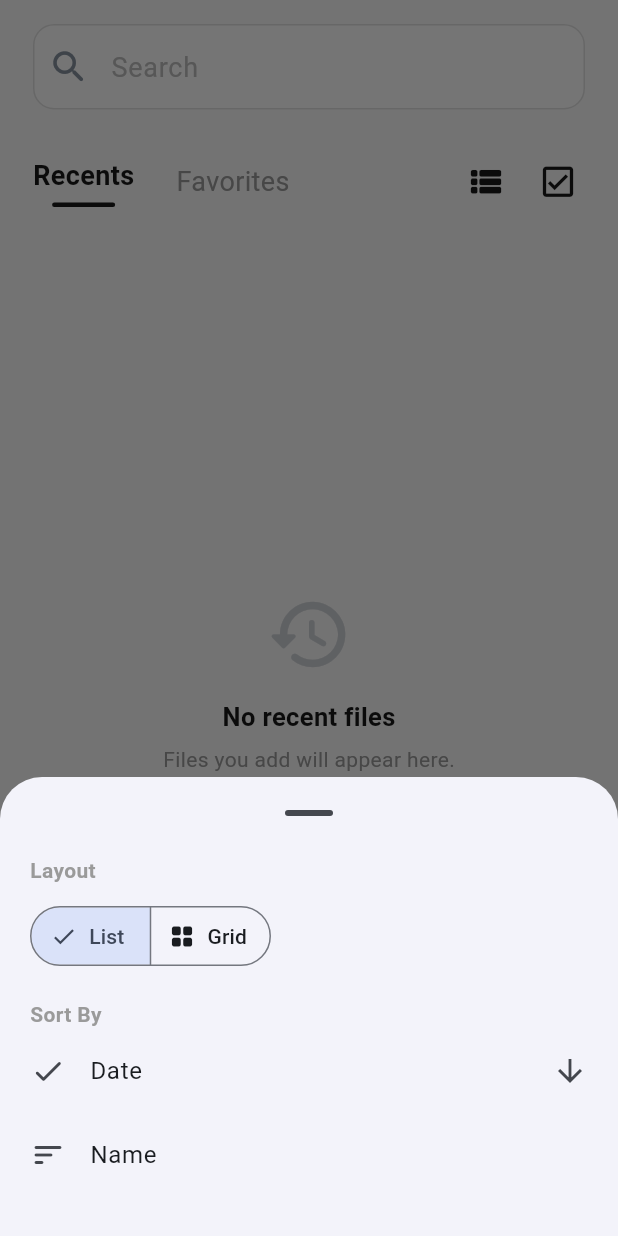
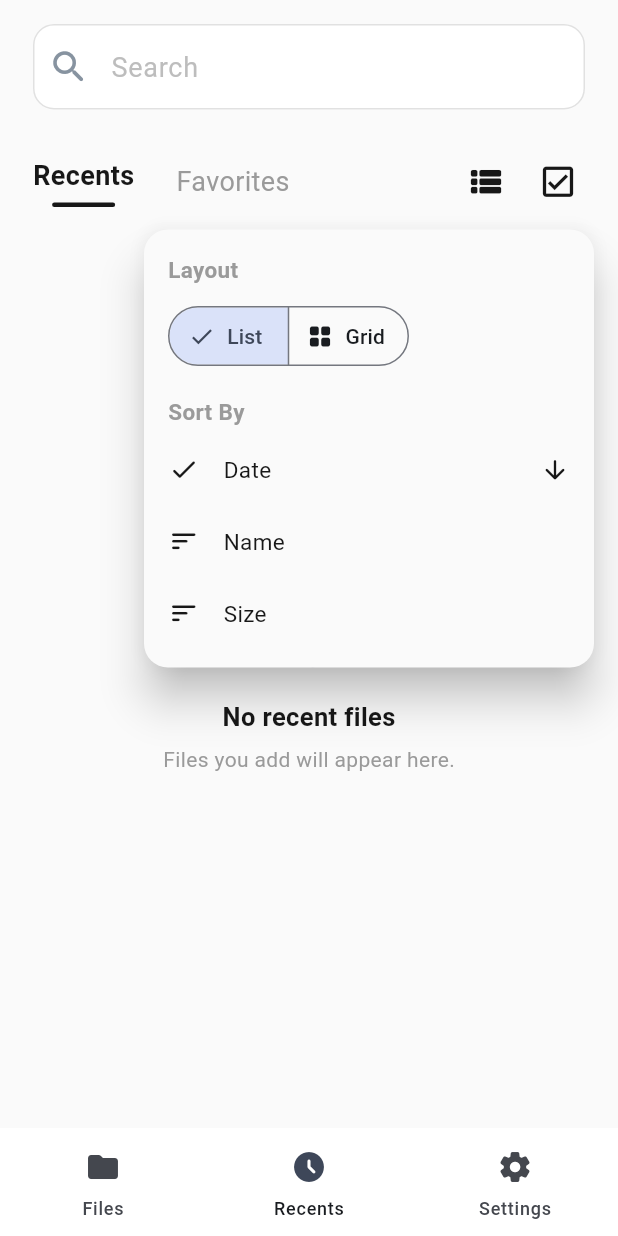
Before and after one commit to infoqadir56-droid/PDF_EDIT_APP_APK, a Flutter app: the screen it shows after launch, item 2 of the bottom bar chosen, after a tap on the "grid view" icon, after a tap on the "check box" icon, on a phone screen of 412 x 824 dp. Run offline on Flutter 3.47's test engine with Material 3 defaults, Android fonts, the phone set to English and light mode, and no system bars; our stand-ins replace file_picker, open_filex, printing, shared_preferences; missing offline and left inert: dart_pptx, excel, google_mlkit_text_recognition, pdfx.

Commit message:
Fix file pickers and sort popup

```diff
--- a/lib/views/library_page.dart
+++ b/lib/views/library_page.dart
@@ -16,9 +16,11 @@ class LibraryPage extends StatefulWidget {
 class _LibraryPageState extends State<LibraryPage> {
   int _tab = 0;
   bool _favorites = false, _grid = true, _ascending = false;
+  String _sortField = 'date';
   String? _kindFilter;
   String _query = '';
   final _search = TextEditingController();
+  final _sortButtonKey = GlobalKey();
   LibraryController get c => widget.controller;
   @override
   void initState() { super.initState(); c.addListener(_changed); }
@@ -47,7 +49,7 @@ class _LibraryPageState extends State<LibraryPage> {
     if (_tab == 1) data = data.where((e) => _favorites ? e.isFavorite : true).toList();
     if (_kindFilter != null) data = data.where((e) => e.kind == _kindFilter).toList();
     if (_query.isNotEmpty) data = data.where((e) => e.name.toLowerCase().contains(_query.toLowerCase())).toList();
-    data.sort((a,b) => _ascending ? a.name.toLowerCase().compareTo(b.name.toLowerCase()) : b.addedAt.compareTo(a.addedAt));
+    data.sort(_compareItems);
     return Column(children: [
       Padding(padding: const EdgeInsets.fromLTRB(22, 16, 22, 8), child: TextField(
         controller: _search, onChanged: (v) => setState(() => _query = v),
@@ -65,7 +67,7 @@ class _LibraryPageState extends State<LibraryPage> {
         ],
         if (_tab == 0) const Spacer(),
         IconButton(tooltip: _grid ? 'List view' : 'Grid view', onPressed: () => setState(() => _grid = !_grid), icon: Icon(_grid ? Icons.grid_view_rounded : Icons.view_list_rounded, color: _ink, size: 27)),
-        IconButton(tooltip: 'Sort', onPressed: _sort, icon: const Icon(Icons.check_box_outlined, color: _ink, size: 27)),
+        IconButton(key: _sortButtonKey, tooltip: 'Sort', onPressed: _sort, icon: const Icon(Icons.check_box_outlined, color: _ink, size: 27)),
       ])),
       Expanded(child: c.loading ? const Center(child: CircularProgressIndicator(color: _blue))
         : _tab == 0 ? _fileCategories()
@@ -82,8 +84,8 @@ class _LibraryPageState extends State<LibraryPage> {
     padding: const EdgeInsets.fromLTRB(18, 8, 18, 24), crossAxisCount: 2,
     crossAxisSpacing: 14, mainAxisSpacing: 14, childAspectRatio: .76,
     children: [
-      _categoryCard('Files', Icons.folder_rounded, const Color(0xFF55C3F0), c.items.where((e) => e.kind == 'pdf').length, () { setState(() { _tab = 1; _favorites = false; _kindFilter = 'pdf'; }); }),
-      _categoryCard('Photos', Icons.image_rounded, const Color(0xFFFFB23F), c.items.where((e) => e.kind == 'image').length, () { setState(() { _tab = 1; _favorites = false; _kindFilter = 'image'; }); }),
+      _categoryCard('Files', Icons.folder_rounded, const Color(0xFF55C3F0), c.items.where((e) => e.kind == 'pdf').length, () => _pickCategory(imagesOnly: false)),
+      _categoryCard('Photos', Icons.image_rounded, const Color(0xFFFFB23F), c.items.where((e) => e.kind == 'image').length, () => _pickCategory(imagesOnly: true)),
       _categoryCard('Trash', Icons.delete_rounded, const Color(0xFFB8BCC2), 0, () => _toast('Trash is empty.')),
     ]);
 
@@ -118,6 +120,34 @@ class _LibraryPageState extends State<LibraryPage> {
   Widget _row(LibraryItem item) => Material(color: Colors.white, borderRadius: BorderRadius.circular(14), child: ListTile(onTap: () => _open(item), leading: SizedBox(width: 48, height: 54, child: _preview(item)), title: Text(item.name, maxLines: 1, overflow: TextOverflow.ellipsis, style: const TextStyle(fontWeight: FontWeight.w600, color: _ink)), subtitle: Text(_date(item.addedAt), style: const TextStyle(color: _muted)), trailing: IconButton(onPressed: () => _actions(item), icon: const Icon(Icons.more_vert_rounded))));
 
   String _date(DateTime d) { final local = d.toLocal(); const months = ['Jan', 'Feb', 'Mar', 'Apr', 'May', 'Jun', 'Jul', 'Aug', 'Sep', 'Oct', 'Nov', 'Dec']; final h = local.hour % 12 == 0 ? 12 : local.hour % 12; final m = local.minute.toString().padLeft(2, '0'); return '${months[local.month - 1]} ${local.day}, ${local.year} ${h.toString().padLeft(2, '0')}:$m ${local.hour < 12 ? 'AM' : 'PM'}'; }
+  Future<void> _pickCategory({required bool imagesOnly}) async {
+    final existingIds = c.items.map((item) => item.id).toSet();
+    await c.addFiles(imagesOnly: imagesOnly);
+    if (!mounted || !c.items.any((item) => !existingIds.contains(item.id))) return;
+    setState(() {
+      _tab = 1;
+      _favorites = false;
+      _kindFilter = imagesOnly ? 'image' : 'pdf';
+    });
+  }
+
+  int _compareItems(LibraryItem a, LibraryItem b) {
+    final comparison = switch (_sortField) {
+      'name' => a.name.toLowerCase().compareTo(b.name.toLowerCase()),
+      'size' => _itemSize(a).compareTo(_itemSize(b)),
+      _ => a.addedAt.compareTo(b.addedAt),
+    };
+    return _ascending ? comparison : -comparison;
+  }
+
+  int _itemSize(LibraryItem item) {
+    try {
+      return File(item.path).lengthSync();
+    } on FileSystemException {
+      return 0;
+    }
+  }
+
   void _open(LibraryItem item) async {
     if (item.path.startsWith('demo:')) { _toast('This is a sample item. Add your own files with +.'); return; }
     if (item.kind == 'pdf') {
@@ -141,12 +171,103 @@ class _LibraryPageState extends State<LibraryPage> {
     ListTile(leading: const Icon(Icons.delete_outline_rounded, color: Colors.red), title: const Text('Remove from library', style: TextStyle(color: Colors.red)), onTap: () { Navigator.pop(ctx); c.remove(item); }),
   ])));
 
-  void _sort() => showModalBottomSheet<void>(context: context, showDragHandle: true, builder: (ctx) => StatefulBuilder(builder: (ctx, refresh) => Padding(padding: const EdgeInsets.fromLTRB(20, 4, 20, 26), child: Column(mainAxisSize: MainAxisSize.min, crossAxisAlignment: CrossAxisAlignment.start, children: [
-    const Text('Layout', style: TextStyle(fontWeight: FontWeight.w700, color: _muted)), const SizedBox(height: 10),
-    SegmentedButton<bool>(segments: const [ButtonSegment(value: false, icon: Icon(Icons.view_list_rounded), label: Text('List')), ButtonSegment(value: true, icon: Icon(Icons.grid_view_rounded), label: Text('Grid'))], selected: {_grid}, onSelectionChanged: (v) { setState(() => _grid = v.first); refresh(() {}); }),
-    const SizedBox(height: 18), const Text('Sort By', style: TextStyle(fontWeight: FontWeight.w700, color: _muted)),
-    for (final (label, value) in [('Date', false), ('Name', true)]) ListTile(contentPadding: EdgeInsets.zero, leading: Icon(_ascending == value ? Icons.check_rounded : Icons.sort_rounded), title: Text(label), trailing: _ascending == value ? Icon(_ascending ? Icons.arrow_upward : Icons.arrow_downward) : null, onTap: () { setState(() => _ascending = value); refresh(() {}); }),
-  ]))));
+  Future<void> _sort() async {
+    final buttonContext = _sortButtonKey.currentContext;
+    if (buttonContext == null) return;
+
+    final overlayBox = Overlay.of(context).context.findRenderObject() as RenderBox;
+    final buttonBox = buttonContext.findRenderObject() as RenderBox;
+    final topLeft = buttonBox.localToGlobal(Offset.zero, ancestor: overlayBox);
+    final bottomRight = buttonBox.localToGlobal(buttonBox.size.bottomRight(Offset.zero), ancestor: overlayBox);
+    final screenSize = overlayBox.size;
+    final menuWidth = screenSize.width < 320 ? screenSize.width - 24 : 300.0;
+    final left = (bottomRight.dx - menuWidth).clamp(12.0, screenSize.width - menuWidth - 12).toDouble();
+    final top = (bottomRight.dy + 8).clamp(12.0, screenSize.height - 390).toDouble();
+
+    await showGeneralDialog<void>(
+      context: context,
+      barrierDismissible: true,
+      barrierLabel: 'Close layout and sort menu',
+      barrierColor: Colors.transparent,
+      transitionDuration: const Duration(milliseconds: 120),
+      pageBuilder: (dialogContext, animation, secondaryAnimation) => Material(
+        type: MaterialType.transparency,
+        child: Stack(children: [
+          Positioned(
+            left: left,
+            top: top,
+            child: _sortPopup(dialogContext, menuWidth),
+          ),
+        ]),
+      ),
+    );
+  }
+
+  Widget _sortPopup(BuildContext dialogContext, double width) => StatefulBuilder(
+    builder: (context, refresh) => Material(
+      color: const Color(0xFFFAFAFA),
+      elevation: 12,
+      borderRadius: BorderRadius.circular(16),
+      clipBehavior: Clip.antiAlias,
+      child: SizedBox(
+        width: width,
+        child: Padding(
+          padding: const EdgeInsets.fromLTRB(16, 16, 16, 12),
+          child: Column(
+            mainAxisSize: MainAxisSize.min,
+            crossAxisAlignment: CrossAxisAlignment.start,
+            children: [
+              const Text('Layout', style: TextStyle(fontSize: 15, fontWeight: FontWeight.w700, color: _muted)),
+              const SizedBox(height: 10),
+              SegmentedButton<bool>(
+                segments: const [
+                  ButtonSegment(value: false, icon: Icon(Icons.view_list_rounded), label: Text('List')),
+                  ButtonSegment(value: true, icon: Icon(Icons.grid_view_rounded), label: Text('Grid')),
+                ],
+                selected: {_grid},
+                onSelectionChanged: (values) {
+                  setState(() => _grid = values.first);
+                  refresh(() {});
+                },
+              ),
+              const SizedBox(height: 16),
+              const Text('Sort By', style: TextStyle(fontSize: 15, fontWeight: FontWeight.w700, color: _muted)),
+              const SizedBox(height: 4),
+              for (final (field, label) in [('date', 'Date'), ('name', 'Name'), ('size', 'Size')])
+                _sortOption(dialogContext, field, label),
+            ],
+          ),
+        ),
+      ),
+    ),
+  );
+
+  Widget _sortOption(BuildContext dialogContext, String field, String label) {
+    final selected = _sortField == field;
+    return InkWell(
+      borderRadius: BorderRadius.circular(10),
+      onTap: () {
+        setState(() {
+          if (_sortField == field) {
+            _ascending = !_ascending;
+          } else {
+            _sortField = field;
+            _ascending = field == 'name';
+          }
+        });
+        Navigator.of(dialogContext).pop();
+      },
+      child: SizedBox(
+        height: 48,
+        child: Row(children: [
+          Icon(selected ? Icons.check_rounded : Icons.sort_rounded, size: 21, color: _ink),
+          const SizedBox(width: 16),
+          Expanded(child: Text(label, style: const TextStyle(fontSize: 15, color: _ink))),
+          if (selected) Icon(_ascending ? Icons.arrow_upward_rounded : Icons.arrow_downward_rounded, size: 20, color: _ink),
+        ]),
+      ),
+    );
+  }
 
   Widget _settings() => Column(crossAxisAlignment: CrossAxisAlignment.start, children: [
     const Padding(padding: EdgeInsets.fromLTRB(22, 25, 22, 12), child: Text('Settings', style: TextStyle(fontSize: 24, color: _ink))),
```
